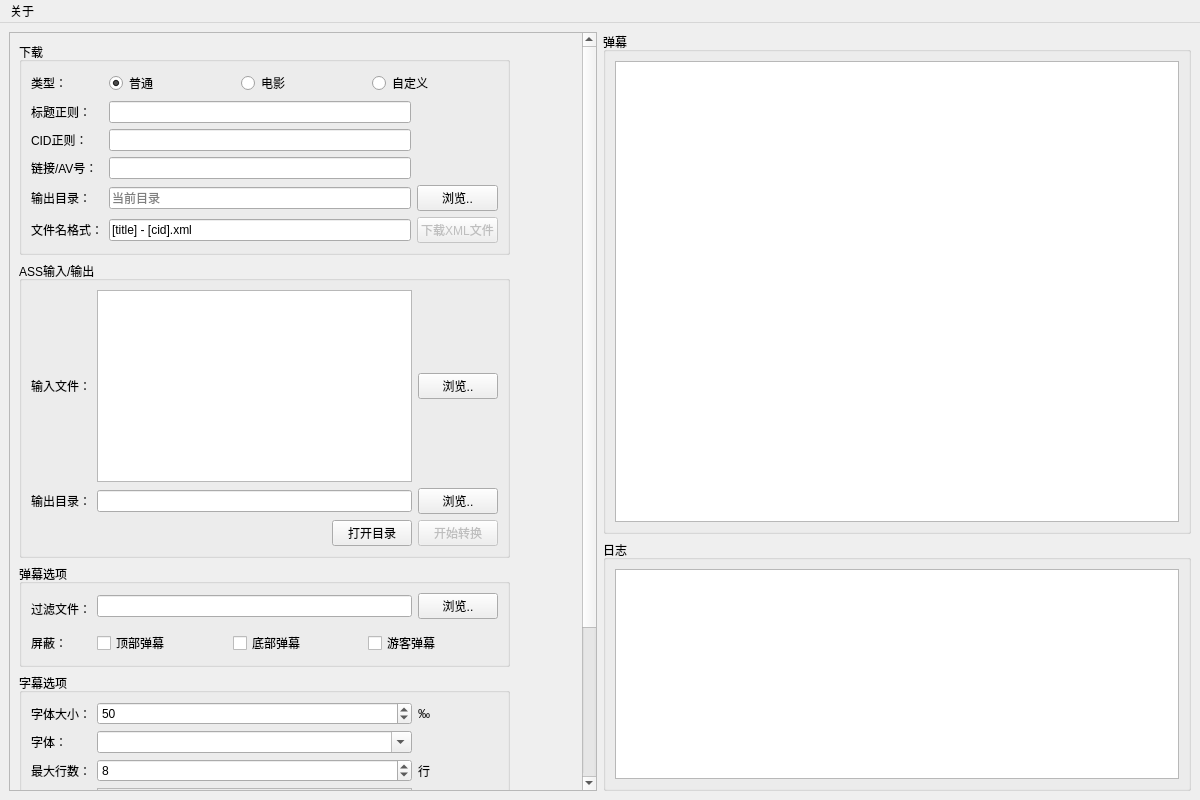
First picture: the form in niconvert/fz/window.ui, repository autodotua/niconvert, before the edit.
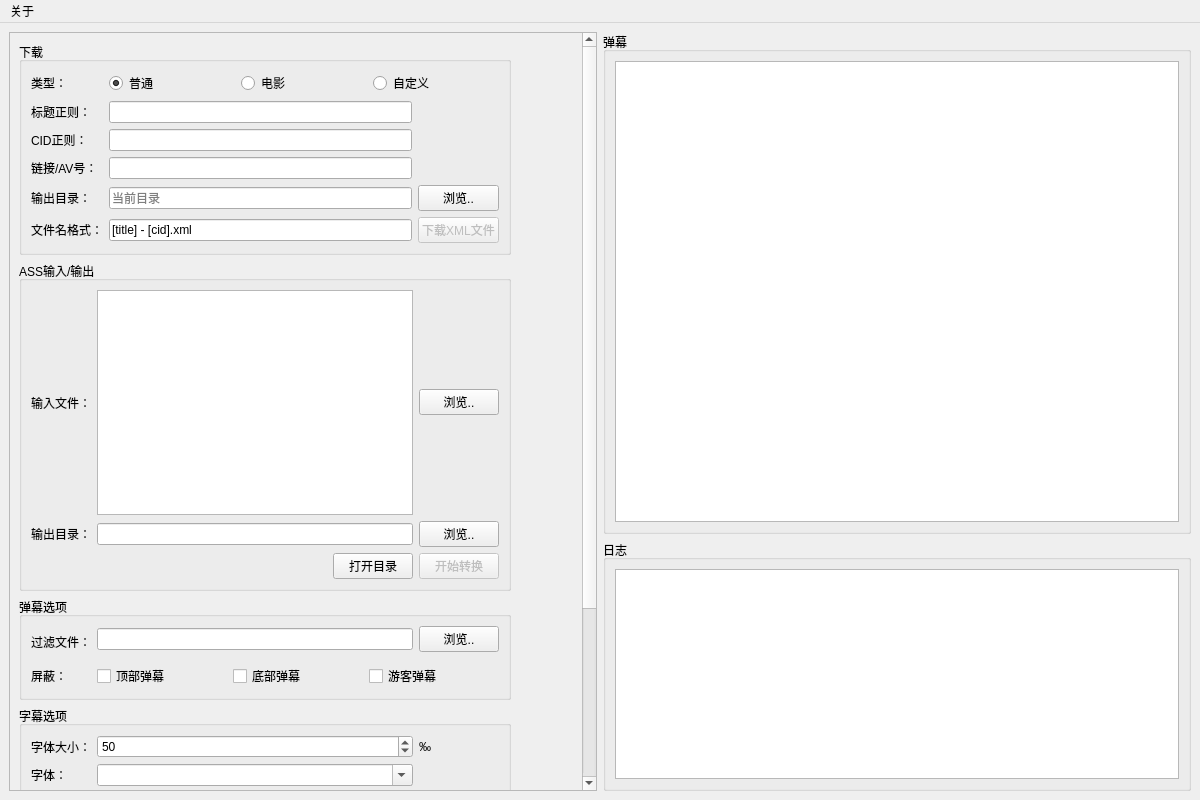
Second picture: the form after the edit.

Commit message: 尝试修复Ubuntu下布局问题

```diff
--- a/niconvert/fz/window.ui
+++ b/niconvert/fz/window.ui
@@ -24,9 +24,9 @@
        <property name="geometry">
         <rect>
          <x>0</x>
-         <y>-200</y>
-         <width>509</width>
-         <height>950</height>
+         <y>0</y>
+         <width>510</width>
+         <height>983</height>
         </rect>
        </property>
        <layout class="QVBoxLayout" name="verticalLayout_4" stretch="0,0,0,0">
```
The commit also changes 2 other files.
